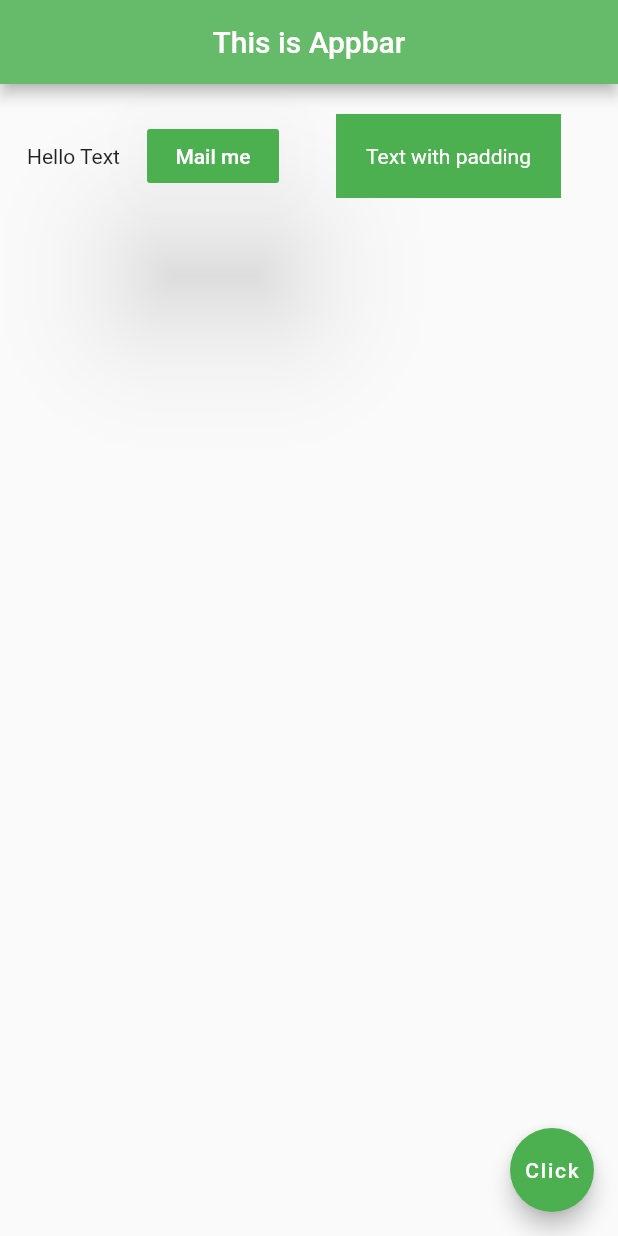
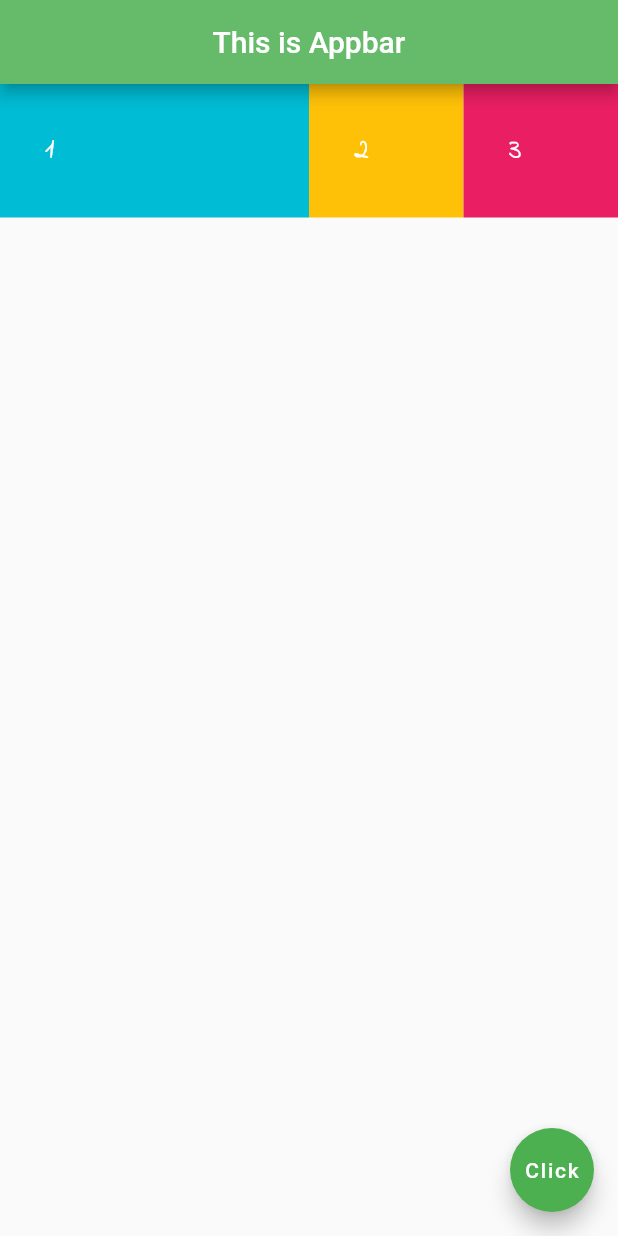
Before and after one commit to rohitksingh/FlutterStuff, a Flutter app: the screen it shows after launch, on a phone screen of 412 x 824 dp. Run offline on Flutter 3.47's test engine with Material 2 defaults, Android fonts, the phone set to English and light mode, and no system bars.

Commit message:
Added Expanded view with flex

```diff
--- a/simple_form/lib/main.dart
+++ b/simple_form/lib/main.dart
@@ -18,28 +18,32 @@ class HomePage extends StatelessWidget {
         backgroundColor: Colors.green[400],
       ),
       body: Row(
-        mainAxisAlignment: MainAxisAlignment.spaceEvenly,
+
         children: <Widget>[
-          Text('Hello Text'),
-          RaisedButton(
-            onPressed: (){},
-            color: Colors.green,
-            child: Text('Mail me', style: TextStyle(color: Colors.white),),
-            elevation: 40,
+          Expanded(
+            flex: 2,
+            child: Container(
+              color: Colors.cyan,
+              padding: EdgeInsets.all(30),
+              child: Text('1', style: TextStyle(fontFamily: 'Indie', fontSize: 20, color: Colors.white),),
+            ),
           ),
-          Container(
-            padding: EdgeInsets.all(20),
-            margin: EdgeInsets.all(20),
-            color: Colors.green,
-            child: Text('Text with padding', style: TextStyle(color: Colors.white),),
+          Expanded(
+            flex: 1,
+            child: Container(
+              color: Colors.amber,
+              padding: EdgeInsets.all(30),
+              child:  Text('2', style: TextStyle(fontFamily: 'Indie', fontSize: 20, color: Colors.white),),
+            ),
           ),
-//          Padding(
-//            padding: EdgeInsets.all(20),
-//            child: FlatButton(
-//              textColor: Colors.white,
-//              child: Text('Button with padding'),
-//            ),
-//          ),
+          Expanded(
+            flex: 1,
+            child: Container(
+              color: Colors.pink,
+              padding: EdgeInsets.all(30),
+              child:  Text('3', style: TextStyle(fontFamily: 'Indie', fontSize: 20, color: Colors.white),),
+            ),
+          ),
         ],
       ),
       floatingActionButton: FloatingActionButton(
```
